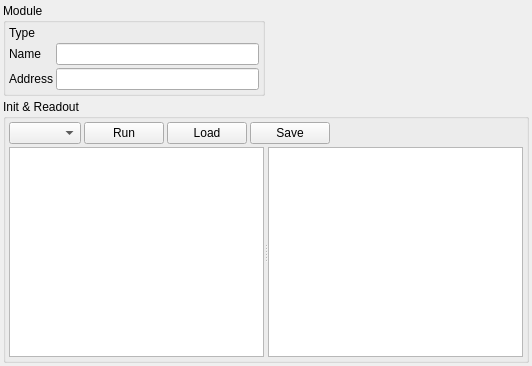
This is moduleconfig_widget.ui in flueke/mvme as Qt 5 draws it before an edit. The edited form follows.
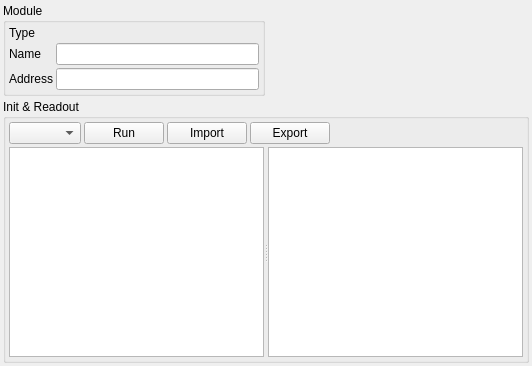
This is the edited form.

Patch:
```diff
--- a/moduleconfig_widget.ui
+++ b/moduleconfig_widget.ui
@@ -81,14 +81,14 @@
         <item>
          <widget class="QPushButton" name="pb_load">
           <property name="text">
-           <string>Load</string>
+           <string>Import</string>
           </property>
          </widget>
         </item>
         <item>
          <widget class="QPushButton" name="pb_save">
           <property name="text">
-           <string>Save</string>
+           <string>Export</string>
           </property>
          </widget>
         </item>
```
